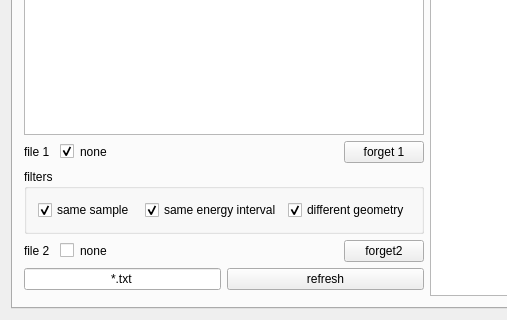
Before: the Qt Designer form mainwindow.ui in Rezenter/XMCDAnalyser, drawn with Qt 5; both pictures show x 0 to 507 and y 418 to 738 of the 857 by 738 pixel window.
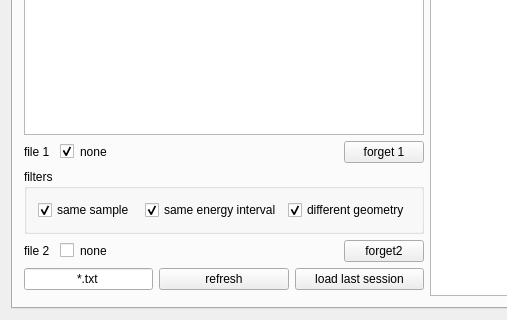
After: the same form once the commit is applied. The open tabs and pages were chosen to show the change.

Patch:
```diff
--- a/mainwindow.ui
+++ b/mainwindow.ui
@@ -228,6 +228,13 @@
             </property>
            </widget>
           </item>
+          <item>
+           <widget class="QPushButton" name="sessionButton">
+            <property name="text">
+             <string>load last session</string>
+            </property>
+           </widget>
+          </item>
          </layout>
         </item>
         <item row="1" column="0" colspan="4">
```
Left out of the diff: 26 changed lines with no effect on the pictures.
